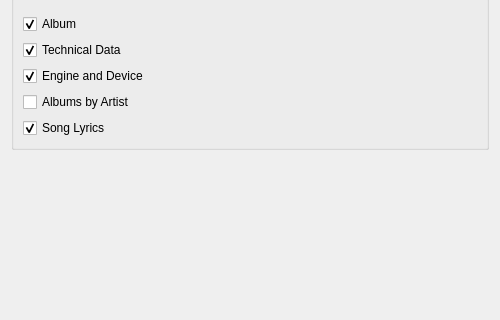
First picture: the form in src/settings/contextsettingspage.ui, repository strawberrymusicplayer/strawberry, before the edit; both pictures show x 0 to 500 and y 137 to 457 of the 500 by 600 pixel window.
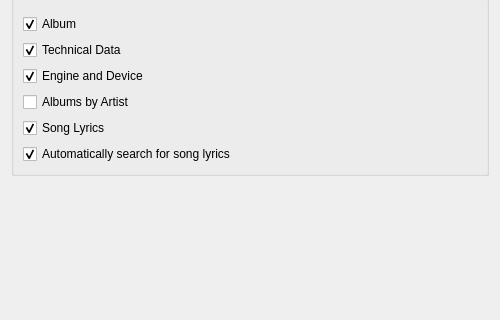
Second picture: the form after the edit.

Commit message:
Add search for lyrics as a seperate option
Double click album to show fullsize

Fixes #299

Patch:
```diff
--- a/src/settings/contextsettingspage.ui
+++ b/src/settings/contextsettingspage.ui
@@ -196,6 +196,16 @@
         </property>
        </widget>
       </item>
+      <item>
+       <widget class="QCheckBox" name="checkbox_search_lyrics">
+        <property name="text">
+         <string>Automatically search for song lyrics</string>
+        </property>
+        <property name="checked">
+         <bool>true</bool>
+        </property>
+       </widget>
+      </item>
      </layout>
     </widget>
    </item>
```
Left out of the diff: 10 changed lines with no effect on the pictures. The commit also changes 6 other files.
